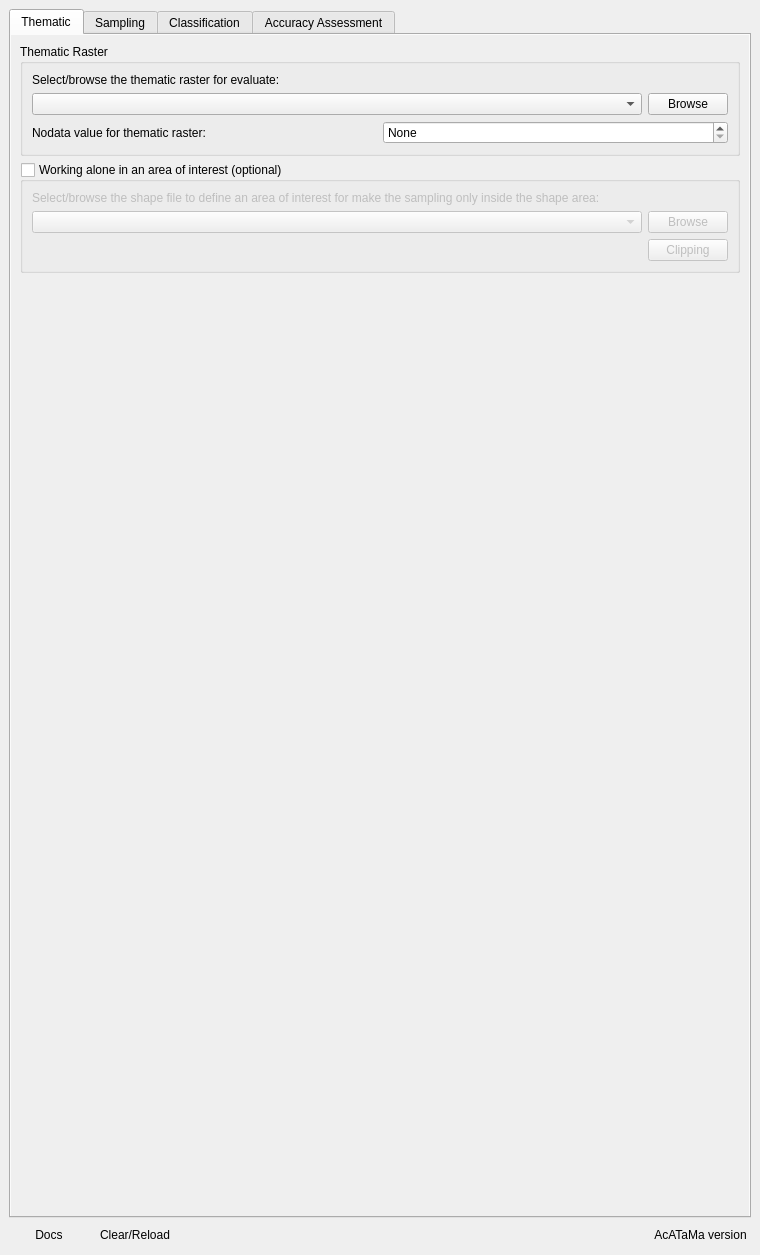
Above: ui/acatama_dockwidget.ui from SMByC/AcATaMa before the change. Below: the same form after it.
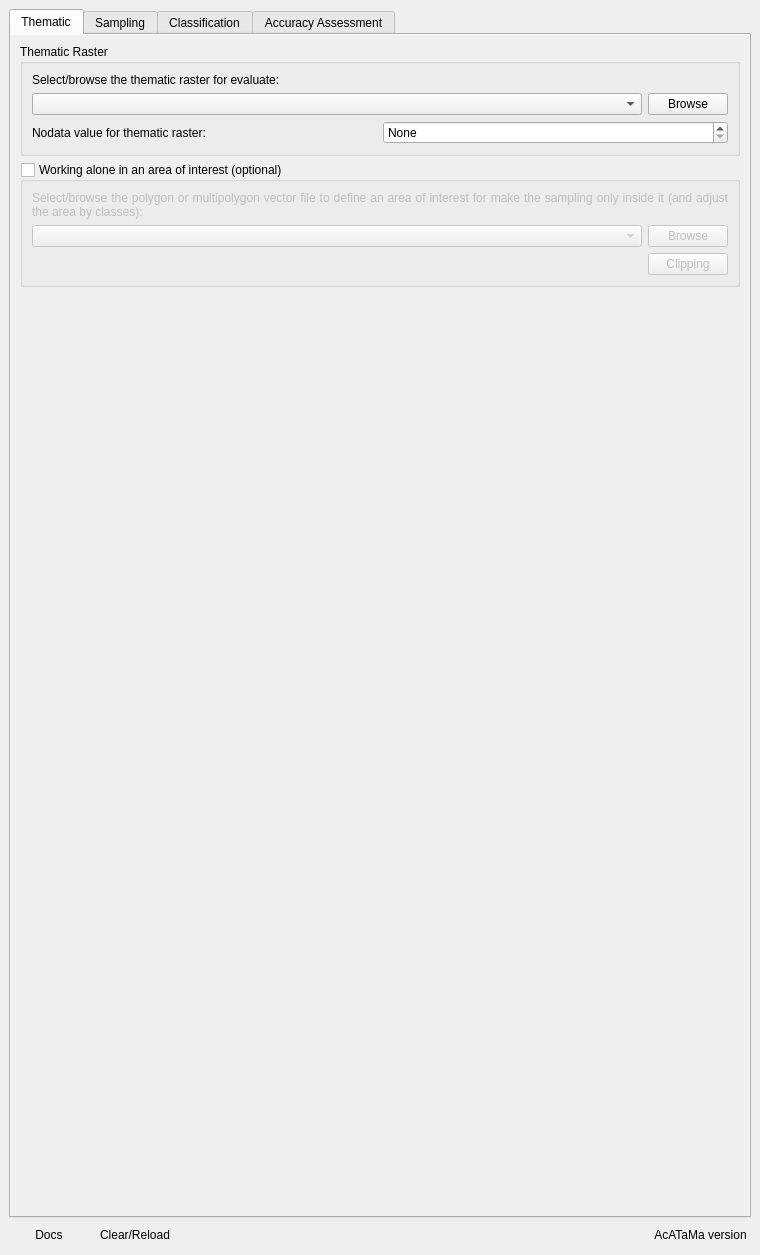
That is the form after the change. Icons and pictures are not drawn. Custom widgets are drawn as their Qt base class.

Commit message: Enable to use GeoPackages in the clip the area of interest

What changed in the file:
```diff
--- a/ui/acatama_dockwidget.ui
+++ b/ui/acatama_dockwidget.ui
@@ -48,7 +48,7 @@
              <x>0</x>
              <y>0</y>
              <width>736</width>
-             <height>1095</height>
+             <height>1132</height>
             </rect>
            </property>
            <layout class="QVBoxLayout" name="verticalLayout_2">
@@ -167,7 +167,7 @@
                      </font>
                     </property>
                     <property name="text">
-                     <string>Select/browse the shape file to define an area of interest for make the sampling only inside the shape area:</string>
+                     <string>Select/browse the polygon or multipolygon vector file to define an area of interest for make the sampling only inside it (and adjust the area by classes):</string>
                     </property>
                     <property name="alignment">
                      <set>Qt::AlignJustify|Qt::AlignVCenter</set>
```
Left out of the diff: 12 changed lines with no effect on the pictures. The commit also changes 1 other file.
